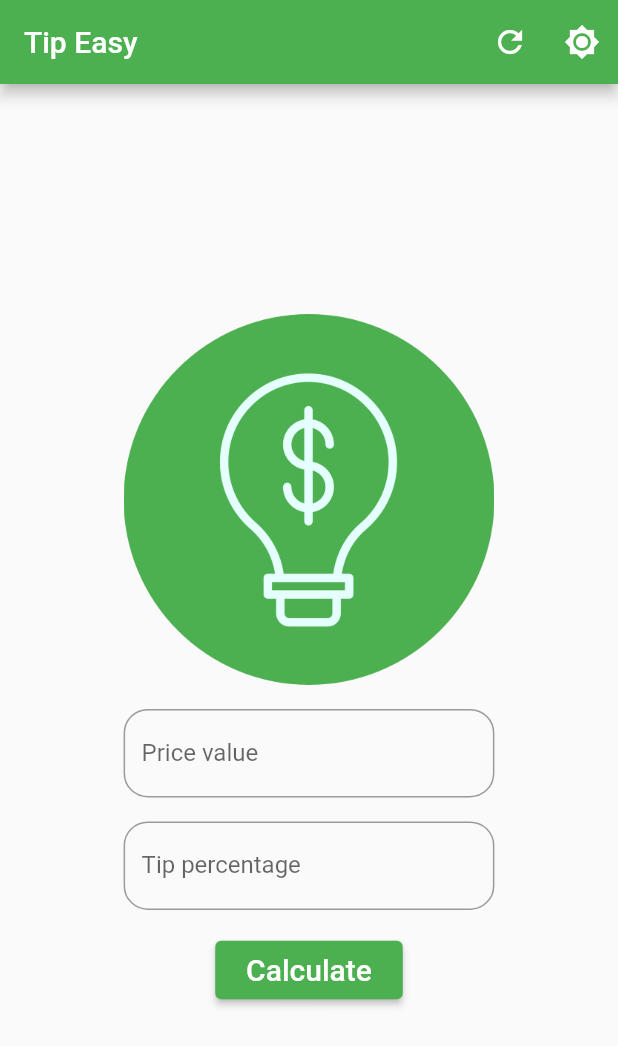
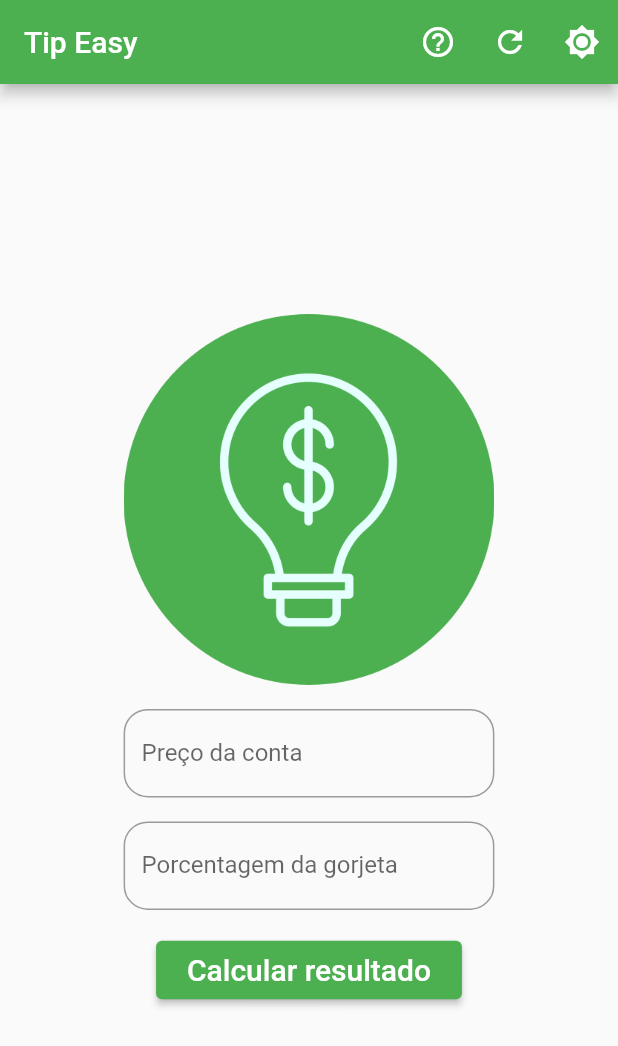
Before and after one commit to Kainato/TipEasy, a Flutter app: the screen it shows after launch, on a phone screen of 412 x 824 dp. Shown: the top 1046 px of the screen. Run offline on Flutter 3.47's test engine with Material 2 defaults, Android fonts, the phone set to English and light mode, and no system bars.

Commit message:
#05 - Traduzindo para PT-BR e Verificando funções

```diff
--- a/tip_easy/lib/home_page.dart
+++ b/tip_easy/lib/home_page.dart
@@ -26,7 +26,12 @@ class _HomePageState extends State<HomePage> {
         title: const Text('Tip Easy'),
         actions: [
           IconButton(
-            tooltip: 'Clear the fields',
+            tooltip: 'Como utilizar',
+            icon: const Icon(Icons.help_outline),
+            onPressed: () => showTip(),
+          ),
+          IconButton(
+            tooltip: 'Limpar todos os campos',
             icon: const Icon(Icons.refresh),
             onPressed: () => setState(() {
               price.clear();
@@ -53,28 +58,29 @@ class _HomePageState extends State<HomePage> {
             const Divider(color: Colors.transparent),
             InputTextFormField(
               controller: price,
-              labelText: 'Price value',
-              hintText: 'Insert the price value in',
+              labelText: 'Preço da conta',
+              hintText: 'Insira o preço da conta',
               prefixText: '\$  ',
               inputFormatters: [
-                FilteringTextInputFormatter.digitsOnly,
+                FilteringTextInputFormatter.allow(RegExp(r'^\d+\.?\d{0,2}')),
               ],
             ),
             const Divider(color: Colors.transparent),
             InputTextFormField(
               controller: tip,
-              labelText: 'Tip percentage',
-              hintText: 'Insert the tip percentage',
+              labelText: 'Porcentagem da gorjeta',
+              hintText: 'Insira a porcentagem da gorjeta',
               prefixText: '%  ',
               inputFormatters: [
                 FilteringTextInputFormatter.digitsOnly,
+                LengthLimitingTextInputFormatter(3),
               ],
             ),
             const Divider(color: Colors.transparent),
             ElevatedButton(
               child: const Padding(
                 padding: EdgeInsets.all(8.0),
-                child: Text('Calculate'),
+                child: Text('Calcular resultado'),
               ),
               onPressed: () => calculate(),
             ),
@@ -89,10 +95,11 @@ class _HomePageState extends State<HomePage> {
       showDialog(
         context: context,
         builder: (context) => const InsertDialog(
-          title: 'Error',
+          title: 'Ops...',
           icon: Icons.error,
           content: [
-            Text('Please, fill all the fields'),
+            Text(
+                'Você deve preencher todos os campos para calcular o resultado!'),
           ],
         ),
       );
@@ -104,21 +111,52 @@ class _HomePageState extends State<HomePage> {
       showDialog(
         context: context,
         builder: (context) => InsertDialog(
-          title: 'Bill amont',
+          title: 'Resultado',
           icon: Icons.monetization_on,
           content: [
             Text(
-              'The bill amount is a total of \$ $amount',
+              'O valor total da conta é $amount\$',
               style: TextStyle(
                 fontSize: Theme.of(context).textTheme.headlineMedium!.fontSize,
                 fontWeight: FontWeight.bold,
               ),
-            ), // EN:
+            ),
             const Divider(),
-            Text('The tip percentage was R\$ ${(value * percent)}'), // EN:
+            Text('O valor da gorjeta foi de ${value * percent}\$'),
           ],
         ),
       );
     }
   }
+
+  showTip() {
+    showDialog(
+      context: context,
+      builder: (context) => const InsertDialog(
+        title: 'Como utilizar o Tip Easy',
+        icon: Icons.monetization_on,
+        content: [
+          Text(
+            '1. Insira o valor da conta no campo "Preço da conta".',
+            style: TextThemeData.headlineMedium,
+          ),
+          Divider(color: Colors.transparent),
+          Text(
+            '2. Insira a porcentagem da gorjeta no campo "Porcentagem da gorjeta".',
+            style: TextThemeData.headlineMedium,
+          ),
+          Divider(color: Colors.transparent),
+          Text(
+            '3. Clique no botão "Calcular resultado".',
+            style: TextThemeData.headlineMedium,
+          ),
+          Divider(color: Colors.transparent),
+          Text(
+            '4. Veja o resultado!',
+            style: TextThemeData.headlineMedium,
+          ),
+        ],
+      ),
+    );
+  }
 }
--- a/tip_easy/lib/widgets/ChangeThemeButton.dart
+++ b/tip_easy/lib/widgets/ChangeThemeButton.dart
@@ -8,7 +8,7 @@ class ChangeThemeButton extends StatelessWidget {
   @override
   Widget build(BuildContext context) {
     return IconButton(
-      tooltip: 'Change theme mode',
+      tooltip: 'Alterar tema',
       icon: Theme.of(context).brightness == Brightness.light
           ? const Icon(Icons.brightness_7)
           : const Icon(Icons.brightness_3),
```
Also changed, not shown: tip_easy/lib/widgets/InsertDialog.dart (+4 -4 lines).
